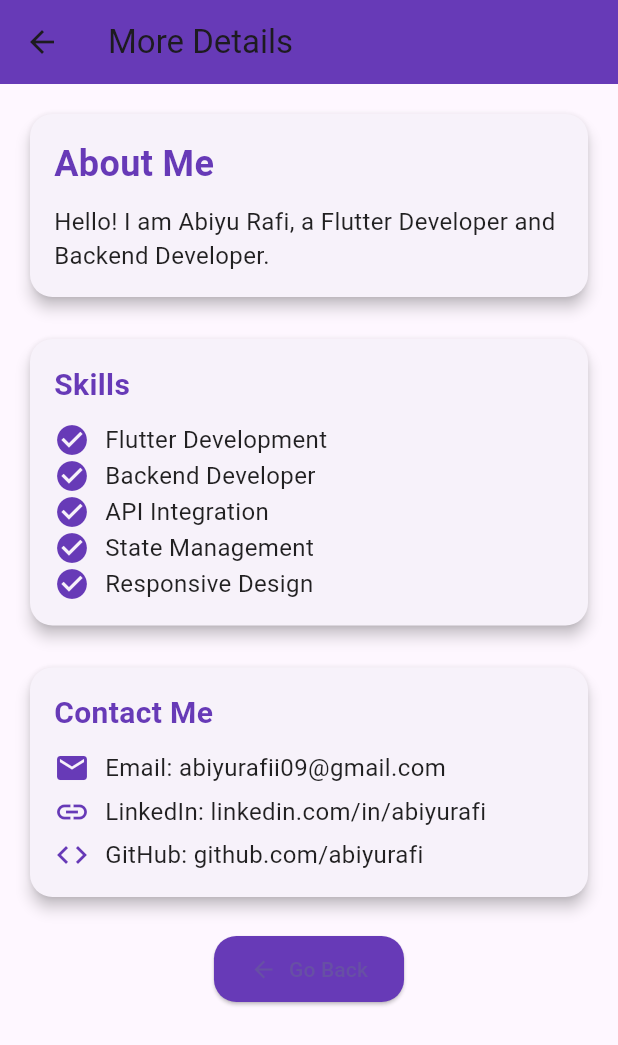
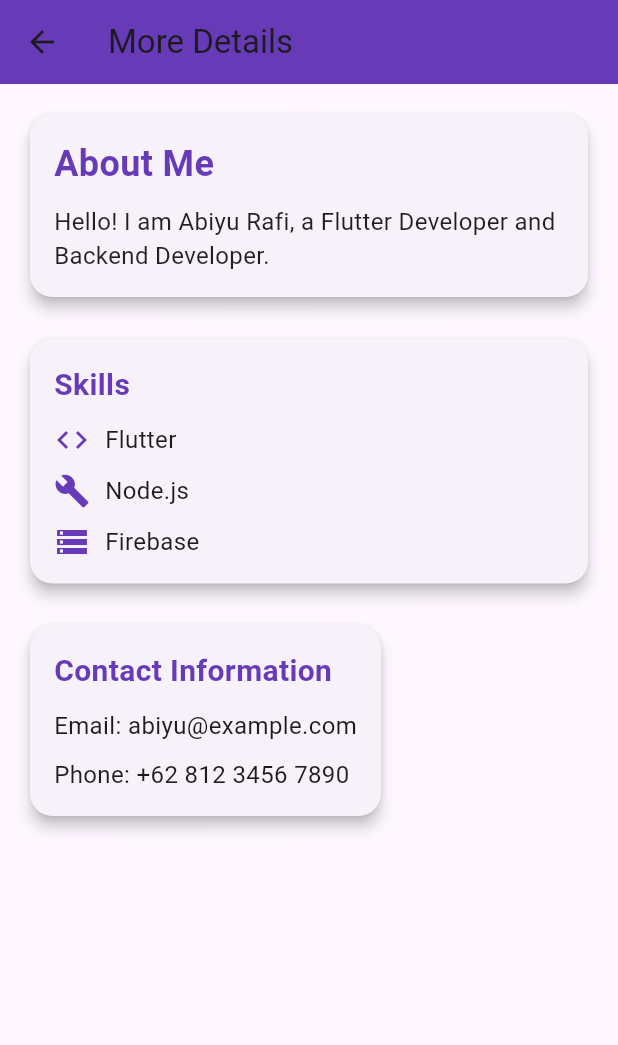
Before and after one commit to AbiyuRafi/flutter-profile, a Flutter app: the SecondPage screen opened directly, on a phone screen of 412 x 824 dp. Shown: the top 1045 px of the screen. Run offline on Flutter 3.47's test engine with Material 3 defaults, Android fonts, the phone set to English and light mode, and no system bars.

Commit message:
form profile

```diff
--- a/lib/main.dart
+++ b/lib/main.dart
@@ -28,8 +28,8 @@ class LoginPage extends StatefulWidget {
 }
 
 class _LoginPageState extends State<LoginPage> {
-  final TextEditingController _emailController = TextEditingController();
-  final TextEditingController _passwordController = TextEditingController();
+  final TextEditingController _usernameController = TextEditingController();
+  final TextEditingController _schoolNameController = TextEditingController();
   final GlobalKey<FormState> _formKey = GlobalKey<FormState>();
 
   @override
@@ -46,7 +46,7 @@ class _LoginPageState extends State<LoginPage> {
               // Logo atau Gambar
               const CircleAvatar(
                 radius: 60,
-                backgroundImage: AssetImage('assets/images/login_logo.png'),
+                // backgroundImage: AssetImage('assets/images/login_logo.png'),
                 backgroundColor: Colors.transparent,
               ),
               const SizedBox(height: 30),
@@ -71,17 +71,17 @@ class _LoginPageState extends State<LoginPage> {
               ),
               const SizedBox(height: 40),
 
-              // Input Email dengan validasi
+              // Input Username dengan validasi
               Form(
                 key: _formKey,
                 child: Column(
                   children: [
                     TextFormField(
-                      controller: _emailController,
-                      keyboardType: TextInputType.emailAddress,
+                      controller: _usernameController,
+                      keyboardType: TextInputType.text,
                       decoration: InputDecoration(
-                        prefixIcon: const Icon(Icons.email),
-                        hintText: 'Email',
+                        prefixIcon: const Icon(Icons.person),
+                        hintText: 'Username',
                         border: OutlineInputBorder(
                           borderRadius: BorderRadius.circular(15.0),
                         ),
@@ -92,23 +92,20 @@ class _LoginPageState extends State<LoginPage> {
                       ),
                       validator: (value) {
                         if (value == null || value.isEmpty) {
-                          return 'Please enter your email';
-                        } else if (!RegExp(r'^[^@]+@[^@]+\.[^@]+')
-                            .hasMatch(value)) {
-                          return 'Please enter a valid email';
+                          return 'Please enter your username';
                         }
                         return null;
                       },
                     ),
                     const SizedBox(height: 20),
 
-                    // Input Password dengan validasi
+                    // Input Nama Sekolah dengan validasi
                     TextFormField(
-                      controller: _passwordController,
-                      obscureText: true,
+                      controller: _schoolNameController,
+                      keyboardType: TextInputType.text,
                       decoration: InputDecoration(
-                        prefixIcon: const Icon(Icons.lock),
-                        hintText: 'Password',
+                        prefixIcon: const Icon(Icons.school),
+                        hintText: 'School Name',
                         border: OutlineInputBorder(
                           borderRadius: BorderRadius.circular(15.0),
                         ),
@@ -119,7 +116,7 @@ class _LoginPageState extends State<LoginPage> {
                       ),
                       validator: (value) {
                         if (value == null || value.isEmpty) {
-                          return 'Please enter your password';
+                          return 'Please enter your school name';
                         }
                         return null;
                       },
@@ -136,11 +133,14 @@ class _LoginPageState extends State<LoginPage> {
                 child: ElevatedButton(
                   onPressed: () {
                     if (_formKey.currentState!.validate()) {
-                      // Navigasi ke halaman berikutnya
+                      // Navigasi ke halaman berikutnya sambil mengirim data input
                       Navigator.push(
                         context,
                         MaterialPageRoute(
-                          builder: (context) => const MyHomePage(),
+                          builder: (context) => MyHomePage(
+                            username: _usernameController.text,
+                            schoolName: _schoolNameController.text,
+                          ),
                         ),
                       );
                     } else {
@@ -168,7 +168,7 @@ class _LoginPageState extends State<LoginPage> {
               TextButton(
                 onPressed: () {},
                 child: const Text(
-                  'Forgot Password?',
+                  'Forgot Username?',
                   style:
                       TextStyle(color: Colors.deepPurple), // Warna deepPurple
                 ),
@@ -205,7 +205,11 @@ class _LoginPageState extends State<LoginPage> {
 }
 
 class MyHomePage extends StatelessWidget {
-  const MyHomePage({super.key});
+  final String username;
+  final String schoolName;
+
+  const MyHomePage(
+      {super.key, required this.username, required this.schoolName});
 
   @override
   Widget build(BuildContext context) {
@@ -229,16 +233,18 @@ class MyHomePage extends StatelessWidget {
                   backgroundImage: AssetImage('assets/images/abi.png'),
                 ),
                 const SizedBox(height: 10),
-                const Text(
-                  'Abiyu Rafi',
-                  style: TextStyle(
+                // Menampilkan username yang diinput dari halaman login
+                Text(
+                  username,
+                  style: const TextStyle(
                     fontSize: 20,
                     fontWeight: FontWeight.bold,
                   ),
                 ),
                 const SizedBox(height: 10),
-                const Text(
-                  'Flutter Developer & UI Designer',
+                // Menampilkan nama sekolah yang diinput dari halaman login
+                Text(
+                  schoolName,
                   textAlign: TextAlign.center,
                 ),
                 const SizedBox(height: 20),
@@ -268,7 +274,8 @@ class SecondPage extends StatelessWidget {
   Widget build(BuildContext context) {
     return Scaffold(
       appBar: AppBar(
-        backgroundColor: Colors.deepPurple, // Mengubah warna AppBar menjadi purple
+        backgroundColor:
+            Colors.deepPurple, // Mengubah warna AppBar menjadi purple
         title: const Text("More Details"),
       ),
       body: Padding(
@@ -330,14 +337,36 @@ class SecondPage extends StatelessWidget {
                         ),
                       ),
                       const SizedBox(height: 10),
-                      Column(
-                        crossAxisAlignment: CrossAxisAlignment.start,
+                      Row(
                         children: const [
-                          SkillItem(skill: 'Flutter Development'),
-                          SkillItem(skill: 'Backend Developer'),
-                          SkillItem(skill: 'API Integration'),
-                          SkillItem(skill: 'State Management'),
-                          SkillItem(skill: 'Responsive Design'),
+                          Icon(Icons.code, color: Colors.deepPurple),
+                          SizedBox(width: 10),
+                          Text(
+                            'Flutter',
+                            style: TextStyle(fontSize: 16),
+                          ),
+                        ],
+                      ),
+                      const SizedBox(height: 10),
+                      Row(
+                        children: const [
+                          Icon(Icons.build, color: Colors.deepPurple),
+                          SizedBox(width: 10),
+                          Text(
+                            'Node.js',
+                            style: TextStyle(fontSize: 16),
+                          ),
+                        ],
+                      ),
+                      const SizedBox(height: 10),
+                      Row(
+                        children: const [
+                          Icon(Icons.storage, color: Colors.deepPurple),
+                          SizedBox(width: 10),
+                          Text(
+                            'Firebase',
+                            style: TextStyle(fontSize: 16),
+                          ),
                         ],
                       ),
                     ],
@@ -346,7 +375,7 @@ class SecondPage extends StatelessWidget {
               ),
               const SizedBox(height: 20),
 
-              // Contact Me Section
+              // Contact Information
               Card(
                 elevation: 4,
                 shape: RoundedRectangleBorder(
@@ -356,53 +385,26 @@ class SecondPage extends StatelessWidget {
                   padding: const EdgeInsets.all(16.0),
                   child: Column(
                     crossAxisAlignment: CrossAxisAlignment.start,
-                    children: [
-                      const Text(
-                        'Contact Me',
+                    children: const [
+                      Text(
+                        'Contact Information',
                         style: TextStyle(
                           fontSize: 20,
                           fontWeight: FontWeight.bold,
                           color: Colors.deepPurple, // Warna teks purple
                         ),
                       ),
-                      const SizedBox(height: 10),
-                      ContactItem(
-                        icon: Icons.email,
-                        text: 'Email: abiyurafii09@gmail.com',
+                      SizedBox(height: 10),
+                      Text(
+                        'Email: abiyu@example.com',
+                        style: TextStyle(fontSize: 16),
                       ),
-                      const SizedBox(height: 5),
-                      ContactItem(
-                        icon: Icons.link,
-                        text: 'LinkedIn: linkedin.com/in/abiyurafi',
-                      ),
-                      const SizedBox(height: 5),
-                      ContactItem(
-                        icon: Icons.code,
-                        text: 'GitHub: github.com/abiyurafi',
+                      SizedBox(height: 10),
+                      Text(
+                        'Phone: +62 812 3456 7890',
+                        style: TextStyle(fontSize: 16),
                       ),
                     ],
-                  ),
-                ),
-              ),
-              const SizedBox(height: 20),
-
-              // Back Button
-              Center(
-                child: ElevatedButton.icon(
-                  onPressed: () {
-                    Navigator.pop(context); // Kembali ke halaman sebelumnya
-                  },
-                  icon: const Icon(Icons.arrow_back),
-                  label: const Text('Go Back'),
-                  style: ElevatedButton.styleFrom(
-                    backgroundColor: Colors.deepPurple, // Warna tombol purple
-                    padding: const EdgeInsets.symmetric(
-                      horizontal: 24.0,
-                      vertical: 12.0,
-                    ),
-                    shape: RoundedRectangleBorder(
-                      borderRadius: BorderRadius.circular(15.0),
-                    ),
                   ),
                 ),
               ),
@@ -413,47 +415,3 @@ class SecondPage extends StatelessWidget {
     );
   }
 }
-
-class SkillItem extends StatelessWidget {
-  final String skill;
-
-  const SkillItem({required this.skill, super.key});
-
-  @override
-  Widget build(BuildContext context) {
-    return Row(
-      children: [
-        const Icon(
-          Icons.check_circle,
-          color: Colors.deepPurple, // Ikon check berwarna purple
-        ),
-        const SizedBox(width: 10),
-        Text(
-          skill,
-          style: const TextStyle(fontSize: 16, color: Colors.black87),
-        ),
-      ],
-    );
-  }
-}
-
-class ContactItem extends StatelessWidget {
-  final IconData icon;
-  final String text;
-
-  const ContactItem({required this.icon, required this.text, super.key});
-
-  @override
-  Widget build(BuildContext context) {
-    return Row(
-      children: [
-        Icon(icon, color: Colors.deepPurple), // Ikon contact berwarna purple
-        const SizedBox(width: 10),
-        Text(
-          text,
-          style: const TextStyle(fontSize: 16, color: Colors.black87),
-        ),
-      ],
-    );
-  }
-}
```
